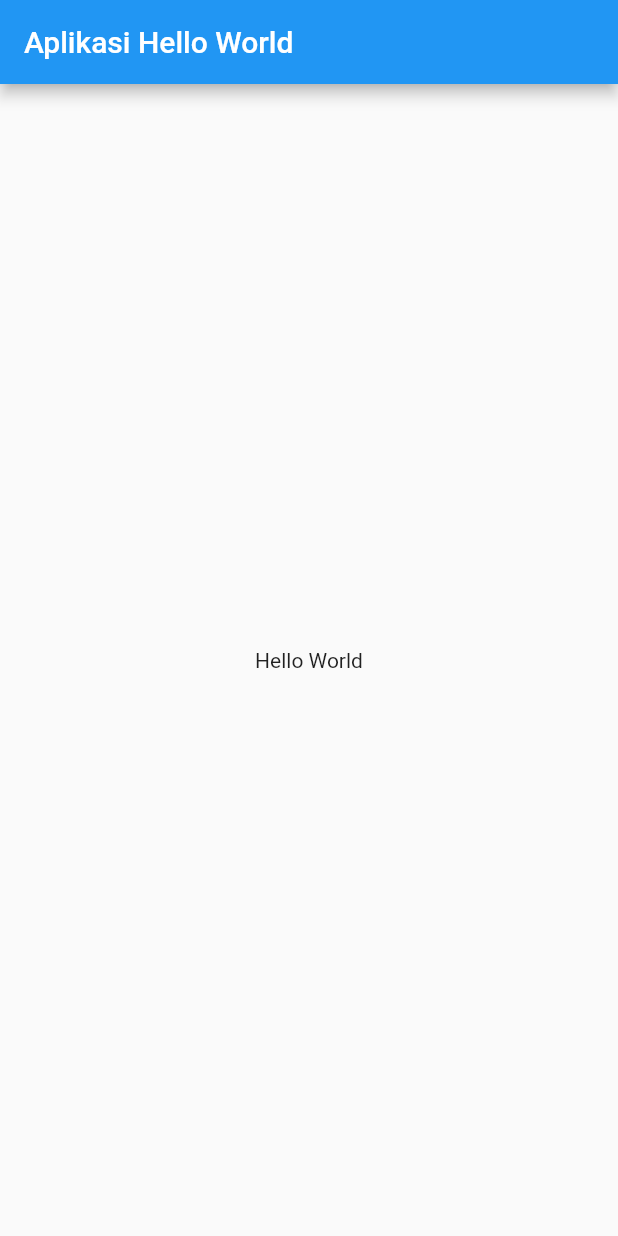
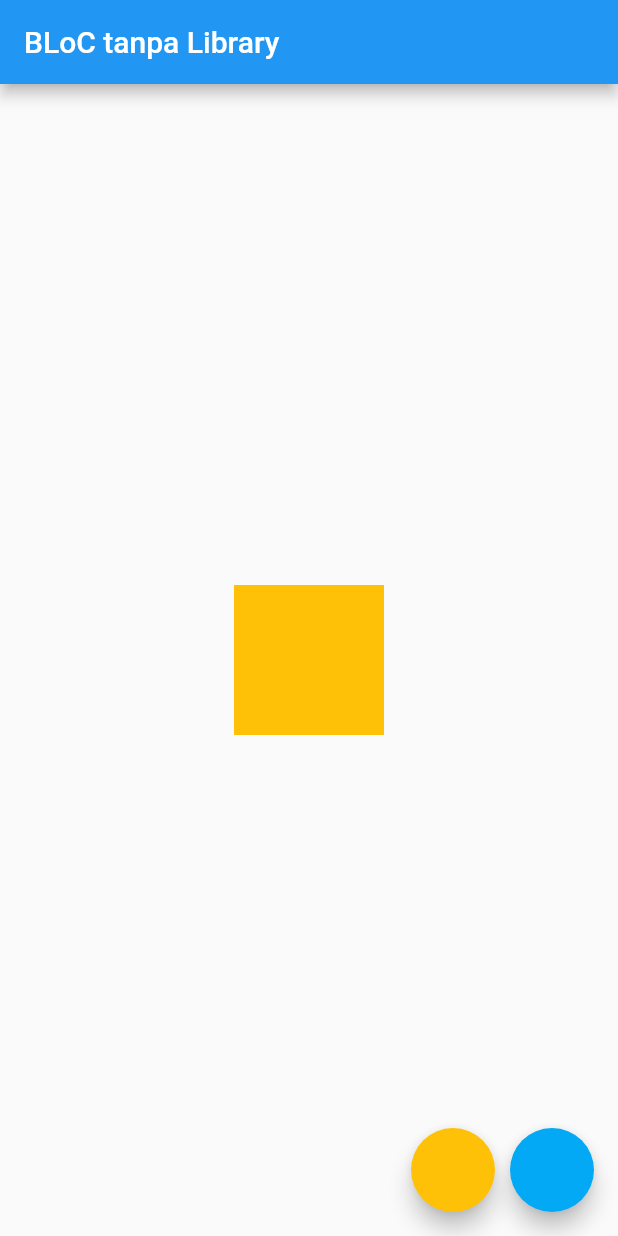
Before and after one commit to krisnachy/flutter_tutorial, a Flutter app: the screen it shows after launch, on a phone screen of 412 x 824 dp. Run offline on Flutter 3.47's test engine with Material 2 defaults, Android fonts, the phone set to English and light mode, and no system bars.

Commit message:
bloc tanpa library

```diff
--- /dev/null
+++ b/lib/color_bloc.dart
@@ -0,0 +1,40 @@
+import 'dart:async';
+
+import 'package:flutter/material.dart';
+import 'package:flutter/painting.dart';
+
+enum ColorEvent { to_amber, to_light_blue }
+
+class ColorBloc {
+  Color _color = Colors.amber;
+
+  //bisa dikatakan untuk mengurusi input
+  StreamController<ColorEvent> _eventController =
+      StreamController<ColorEvent>();
+  StreamSink<ColorEvent> get eventSink => _eventController.sink;
+
+  //bisa dikatakan untuk menampilkan hasil
+  StreamController<Color> _stateController = StreamController<Color>();
+  StreamSink<Color> get _stateSink => _stateController.sink;
+  Stream<Color> get stateStream => _stateController.stream;
+
+  void _mapEventToState(ColorEvent colorEvent) {
+    if (colorEvent == ColorEvent.to_amber)
+      _color = Colors.amber;
+    else
+      _color = Colors.lightBlue;
+
+    //menyambungkan event ke state
+    _stateSink.add(_color);
+  }
+
+  ColorBloc() {
+    _eventController.stream.listen(_mapEventToState);
+  }
+
+  //berfungsi untuk membereskan 'selang' atau stream, karena terus emakan memori
+  void dispose() {
+    _eventController.close();
+    _stateController.close();
+  }
+}
--- a/lib/main.dart
+++ b/lib/main.dart
@@ -1,22 +1,66 @@
 import 'package:flutter/material.dart';
+import 'package:flutter_yt/color_bloc.dart';
 
 void main() {
   runApp(const MyApp());
 }
 
-class MyApp extends StatelessWidget {
+class MyApp extends StatefulWidget {
   const MyApp({Key key}) : super(key: key);
 
   @override
+  State<MyApp> createState() => _MyAppState();
+}
+
+class _MyAppState extends State<MyApp> {
+  ColorBloc bloc = ColorBloc();
+
+  @override
+  void dispose() {
+    bloc.dispose();
+    super.dispose();
+  }
+
+  @override
   Widget build(BuildContext context) {
-    //Material app adalah widget yg berisi data-data yg diperlukan oleh app yg menggunakan material design
     return MaterialApp(
-      //tampilan awal yang akan ditampilkan oleh material app
       home: Scaffold(
         appBar: AppBar(
-          title: const Text("Aplikasi Hello World"),
+          title: Text("BLoC tanpa Library"),
         ),
-        body: const Center(child: Text("Hello World")),
+        floatingActionButton: Row(
+          mainAxisAlignment: MainAxisAlignment.end,
+          children: [
+            FloatingActionButton(
+                backgroundColor: Colors.amber,
+                onPressed: () {
+                  bloc.eventSink.add(ColorEvent.to_amber);
+                }),
+            SizedBox(
+              width: 10,
+            ),
+            FloatingActionButton(
+                backgroundColor: Colors.lightBlue,
+                onPressed: () {
+                  bloc.eventSink.add(ColorEvent.to_light_blue);
+                })
+          ],
+        ),
+        body: Center(
+          //untuk build widget tiap kali dapat
+          child: StreamBuilder(
+            stream: bloc.stateStream,
+            initialData: Colors.amber,
+            builder: (context, snapshot) {
+              return AnimatedContainer(
+                duration: Duration(milliseconds: 500),
+                width: 100,
+                height: 100,
+                color: snapshot.data,
+              );
+            },
+          ),
+        ),
       ),
     );
   }
```
